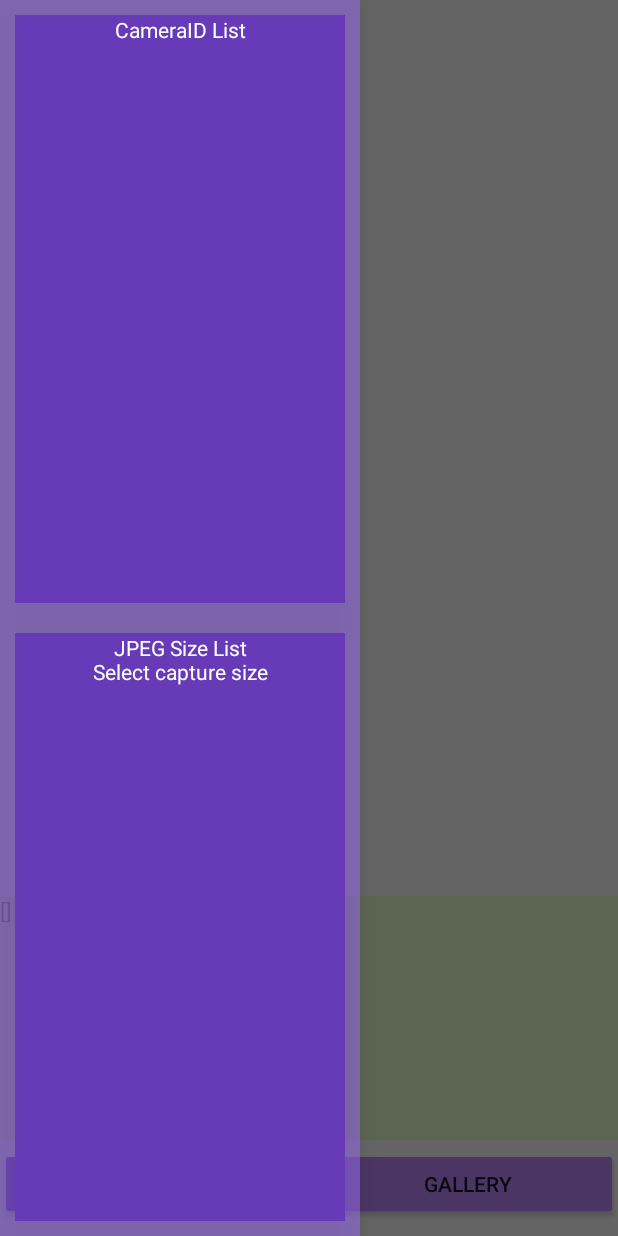
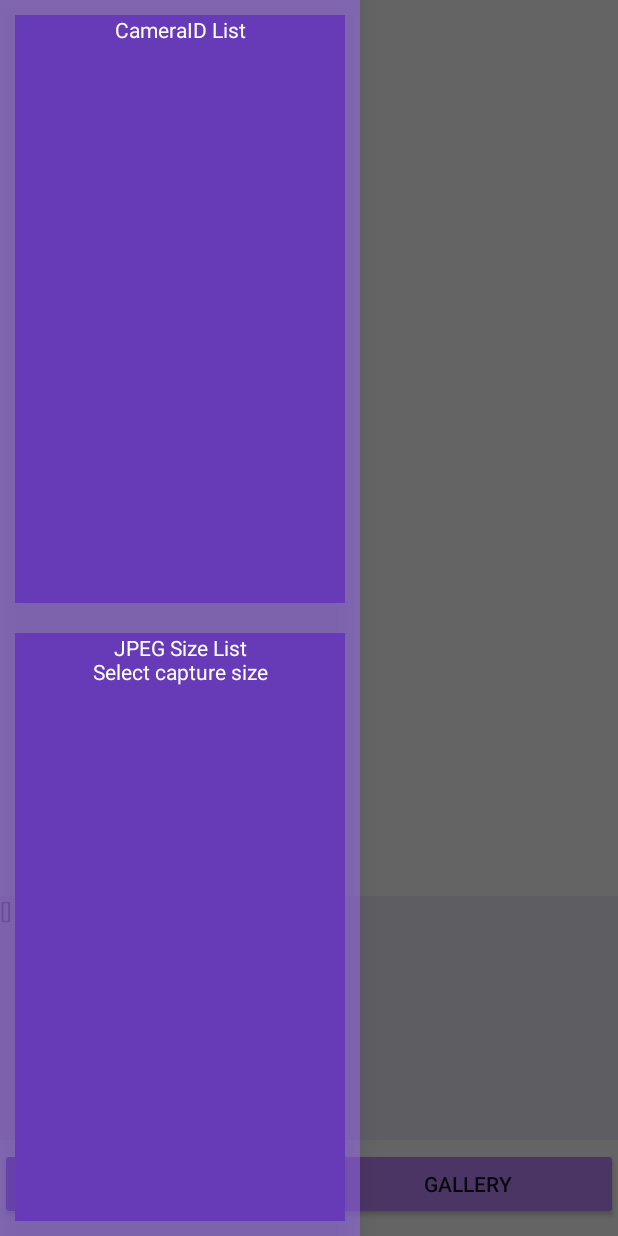
Before and after one commit to Yeojin-ai/CameraApp, an Android app: the screen it shows after launch (MainActivity), with the side drawer open, on a phone screen of 412 x 824 dp. Run offline under Robolectric (Android 15) with nearby library versions, the phone set to English and light mode, and no system bars.

Commit message:
221114 change devInfo color

```diff
--- a/app/src/main/res/layout/activity_main.xml
+++ b/app/src/main/res/layout/activity_main.xml
@@ -24,7 +24,7 @@
             android:id="@+id/devInfo"
             android:layout_width="match_parent"
             android:layout_height="0dp"
-            android:background="#E7FDCC"
+            android:background="#EDEAF3"
             android:layout_weight="2"/>
 
         <LinearLayout
```
